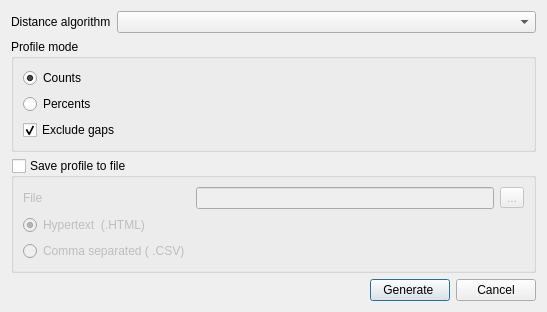
Old version of the form src/plugins/dna_stat/src/ui/DistanceMatrixMSAProfileDialog.ui in the repository violethaze74/ugene.
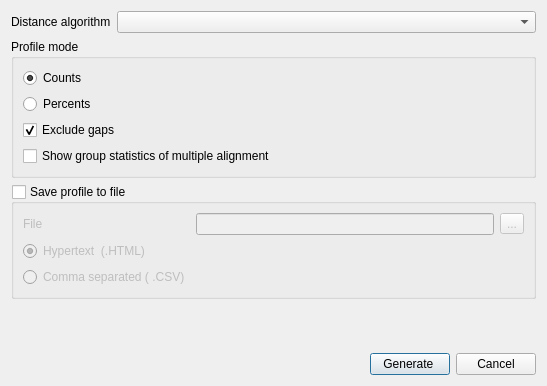
New version of the form.

What changed in the file:
```diff
--- a/src/plugins/dna_stat/src/ui/DistanceMatrixMSAProfileDialog.ui
+++ b/src/plugins/dna_stat/src/ui/DistanceMatrixMSAProfileDialog.ui
@@ -7,7 +7,7 @@
     <x>0</x>
     <y>0</y>
     <width>547</width>
-    <height>295</height>
+    <height>386</height>
    </rect>
   </property>
   <property name="windowTitle">
@@ -61,6 +61,13 @@
         </property>
        </widget>
       </item>
+      <item row="3" column="0">
+       <widget class="QCheckBox" name="groupStatisticsCheck">
+        <property name="text">
+         <string>Show group statistics of multiple alignment</string>
+        </property>
+       </widget>
+      </item>
      </layout>
     </widget>
    </item>
```
Left out of the diff: 14 changed lines with no effect on the pictures.
